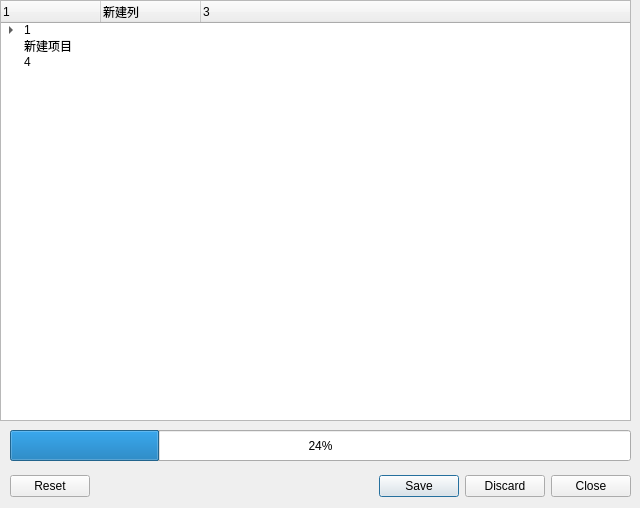
First picture: the form in boeye/showip/webdialog.ui, repository pretyman/qindle, before the edit.
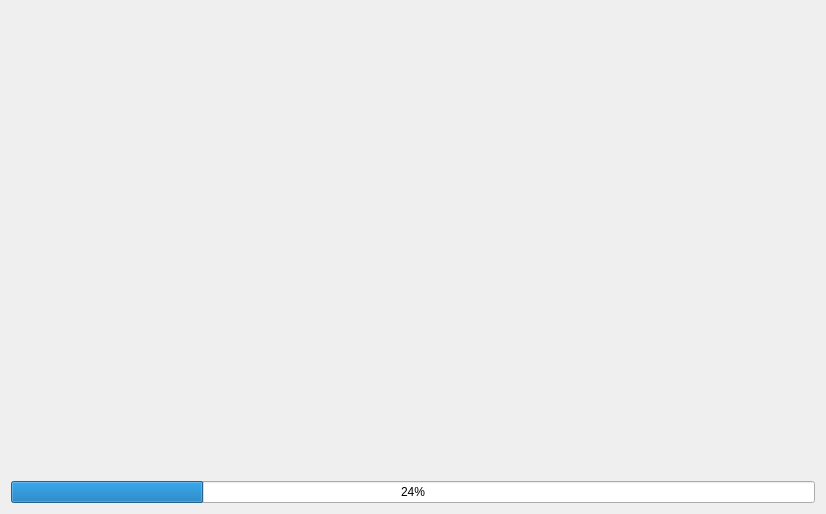
Second picture: the form after the edit.

Patch:
```diff
--- a/boeye/showip/webdialog.ui
+++ b/boeye/showip/webdialog.ui
@@ -6,117 +6,32 @@
    <rect>
     <x>0</x>
     <y>0</y>
-    <width>640</width>
-    <height>508</height>
+    <width>826</width>
+    <height>514</height>
    </rect>
   </property>
   <property name="windowTitle">
    <string>Dialog</string>
   </property>
-  <widget class="QDialogButtonBox" name="buttonBox">
-   <property name="geometry">
-    <rect>
-     <x>10</x>
-     <y>470</y>
-     <width>621</width>
-     <height>32</height>
-    </rect>
-   </property>
-   <property name="orientation">
-    <enum>Qt::Horizontal</enum>
-   </property>
-   <property name="standardButtons">
-    <set>QDialogButtonBox::Close|QDialogButtonBox::Discard|QDialogButtonBox::Reset|QDialogButtonBox::Save</set>
-   </property>
-  </widget>
-  <widget class="QStackedWidget" name="stackedWidget">
-   <property name="geometry">
-    <rect>
-     <x>0</x>
-     <y>0</y>
-     <width>631</width>
-     <height>421</height>
-    </rect>
-   </property>
-   <property name="currentIndex">
-    <number>0</number>
-   </property>
-   <widget class="QWidget" name="page">
-    <widget class="QTreeWidget" name="treeWidget">
-     <property name="geometry">
-      <rect>
-       <x>0</x>
-       <y>0</y>
-       <width>631</width>
-       <height>421</height>
-      </rect>
+  <layout class="QVBoxLayout" name="verticalLayout">
+   <item>
+    <widget class="QStackedWidget" name="stackedWidget">
+     <property name="currentIndex">
+      <number>-1</number>
      </property>
-     <property name="selectionMode">
-      <enum>QAbstractItemView::MultiSelection</enum>
-     </property>
-     <column>
-      <property name="text">
-       <string>1</string>
-      </property>
-     </column>
-     <column>
-      <property name="text">
-       <string>新建列</string>
-      </property>
-     </column>
-     <column>
-      <property name="text">
-       <string>3</string>
-      </property>
-     </column>
-     <item>
-      <property name="text">
-       <string>1</string>
-      </property>
-      <item>
-       <property name="text">
-        <string>2</string>
-       </property>
-      </item>
-     </item>
-     <item>
-      <property name="text">
-       <string>新建项目</string>
-      </property>
-     </item>
-     <item>
-      <property name="text">
-       <string>4</string>
-      </property>
-     </item>
     </widget>
-   </widget>
-   <widget class="QWidget" name="page_2">
-    <widget class="QGraphicsView" name="graphicsView">
-     <property name="geometry">
-      <rect>
-       <x>0</x>
-       <y>0</y>
-       <width>631</width>
-       <height>421</height>
-      </rect>
+   </item>
+   <item>
+    <widget class="QProgressBar" name="progressBar">
+     <property name="enabled">
+      <bool>true</bool>
      </property>
+     <property name="value">
+      <number>24</number>
+     </property>
     </widget>
-   </widget>
-  </widget>
-  <widget class="QProgressBar" name="progressBar">
-   <property name="geometry">
-    <rect>
-     <x>10</x>
-     <y>430</y>
-     <width>621</width>
-     <height>31</height>
-    </rect>
-   </property>
-   <property name="value">
-    <number>24</number>
-   </property>
-  </widget>
+   </item>
+  </layout>
  </widget>
  <resources/>
  <connections>
```
Left out of the diff: 19 changed lines with no effect on the pictures.
